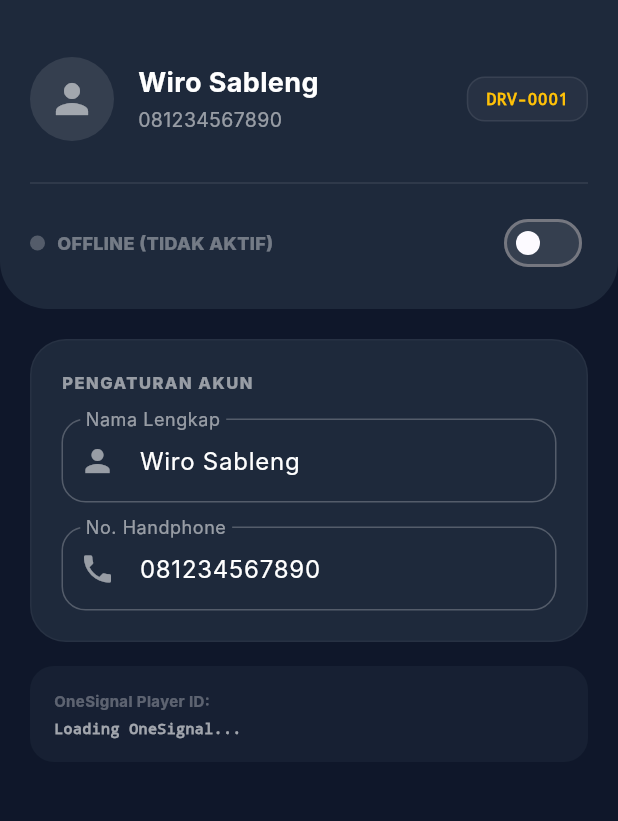
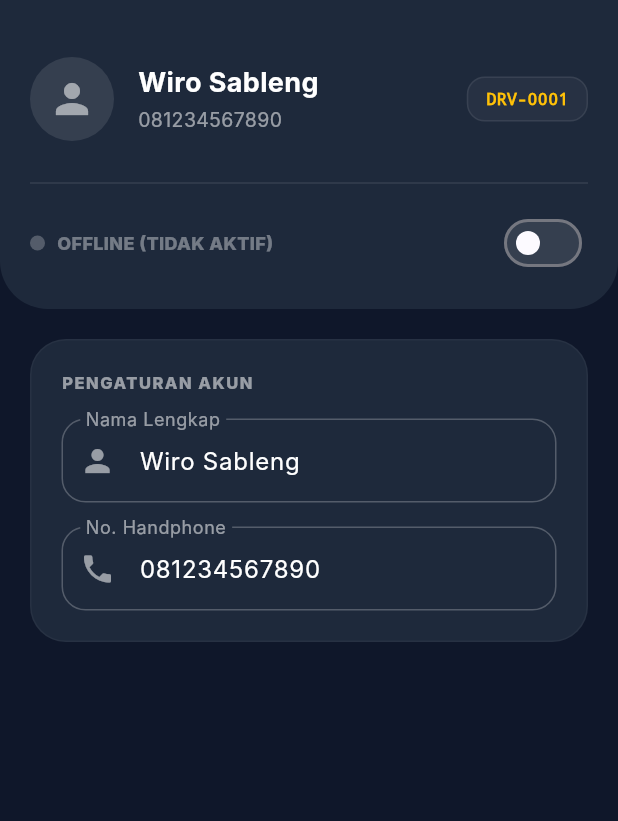
Before and after one commit to detitanbwi/Ojek-Online-App, a Flutter app: the screen it shows after launch, after a tap on the "refresh" icon, on a phone screen of 412 x 824 dp, the part 57-878 px from its top. Run offline on Flutter 3.47's test engine with Material 3 defaults, Android fonts, the phone set to English and light mode, and no system bars; our stand-ins replace awesome_notifications, shared_preferences; missing offline and left inert: onesignal_flutter; Roboto replaces fonts that are missing (Inter); statements that could not run were skipped.

Commit message:
feat: implement driver wallet balance system and remove OneSignal ID card from settings

```diff
--- a/lib/main.dart
+++ b/lib/main.dart
@@ -301,6 +301,7 @@ class _DriverHomePageState extends State<DriverHomePage> {
   String driverName = 'Wiro Sableng';
   String driverId = 'DRV-0001';
   bool isLoading = false;
+  double driverBalance = 0.0;
 
   // Order history & active order state
   List<dynamic> historyOrders = [];
@@ -344,6 +345,26 @@ class _DriverHomePageState extends State<DriverHomePage> {
     if (isOnline) {
       fetchOrderHistory();
       checkActiveOrder();
+      fetchDriverProfile();
+    }
+  }
+
+  Future<void> fetchDriverProfile() async {
+    try {
+      final response = await http.get(
+        Uri.parse('$backendUrl/driver/profile?phone=$driverPhone'),
+      );
+      final result = jsonDecode(response.body);
+      if (response.statusCode == 200 && result['success'] == true) {
+        setState(() {
+          driverBalance = double.tryParse(result['data']['balance'].toString()) ?? 0.0;
+          driverName = result['data']['name'];
+          driverPhone = result['data']['phone'];
+          driverId = 'DRV-' + result['data']['id'].toString().padLeft(4, '0');
+        });
+      }
+    } catch (e) {
+      debugPrint("Error fetching profile: $e");
     }
   }
 
@@ -584,6 +605,7 @@ class _DriverHomePageState extends State<DriverHomePage> {
     if (completed == true) {
       fetchOrderHistory();
       checkActiveOrder();
+      fetchDriverProfile();
     }
   }
 
@@ -616,6 +638,7 @@ class _DriverHomePageState extends State<DriverHomePage> {
               if (isOnline) {
                 fetchOrderHistory();
                 checkActiveOrder();
+                fetchDriverProfile();
               }
             },
           ),
@@ -663,6 +686,19 @@ class _DriverHomePageState extends State<DriverHomePage> {
                               driverPhone,
                               style: const TextStyle(color: Colors.white54, fontSize: 13),
                             ),
+                            if (isOnline) ...[
+                              const SizedBox(height: 4),
+                              Row(
+                                children: [
+                                  const Icon(Icons.account_balance_wallet, color: Colors.amber, size: 14),
+                                  const SizedBox(width: 4),
+                                  Text(
+                                    'Saldo: Rp ${formatPrice(driverBalance.toString().split('.')[0])}',
+                                    style: const TextStyle(color: Colors.amber, fontSize: 13, fontWeight: FontWeight.bold),
+                                  ),
+                                ],
+                              ),
+                            ],
                           ],
                         ),
                       ),
@@ -844,28 +880,7 @@ class _DriverHomePageState extends State<DriverHomePage> {
                           ],
                         ),
                       ),
-
                       const SizedBox(height: 16),
-
-                      // Config Card info
-                      Container(
-                        padding: const EdgeInsets.all(16),
-                        decoration: BoxDecoration(
-                          color: const Color(0xFF1E293B).withOpacity(0.5),
-                          borderRadius: BorderRadius.circular(16),
-                        ),
-                        child: Column(
-                          crossAxisAlignment: CrossAxisAlignment.start,
-                          children: [
-                            const Text('OneSignal Player ID:', style: TextStyle(fontSize: 10, color: Colors.white30, fontWeight: FontWeight.bold)),
-                            const SizedBox(height: 4),
-                            SelectableText(
-                              oneSignalId,
-                              style: const TextStyle(fontFamily: 'monospace', fontSize: 10, color: Colors.white60, fontWeight: FontWeight.bold),
-                            ),
-                          ],
-                        ),
-                      ),
                     ],
                   ),
                 ),
```
